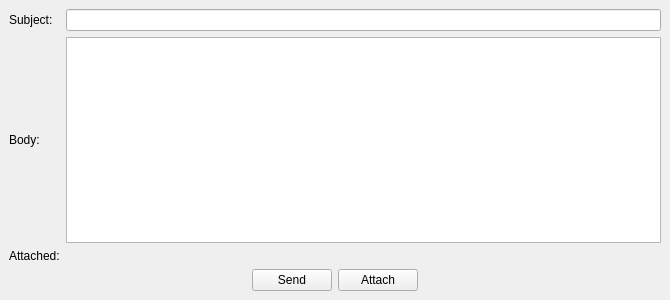
Before: the Qt Designer form Lab4/SMTPSender/mainwindow.ui in rodimov/NetworksLabs_SUT, drawn with Qt 5.
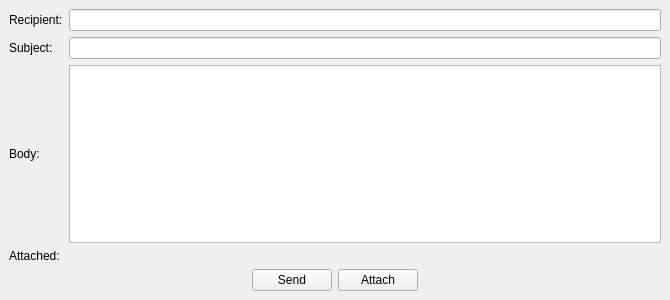
After: the same form once the commit is applied.

What changed in the file:
```diff
--- a/Lab4/SMTPSender/mainwindow.ui
+++ b/Lab4/SMTPSender/mainwindow.ui
@@ -15,41 +15,28 @@
   </property>
   <widget class="QWidget" name="centralwidget">
    <layout class="QGridLayout" name="gridLayout">
-    <item row="0" column="1">
-     <widget class="QLineEdit" name="subject"/>
-    </item>
-    <item row="0" column="0">
-     <widget class="QLabel" name="label">
-      <property name="text">
-       <string>Subject:</string>
-      </property>
-     </widget>
-    </item>
-    <item row="2" column="0">
+    <item row="3" column="0">
      <widget class="QLabel" name="label_3">
       <property name="text">
        <string>Attached:</string>
       </property>
      </widget>
     </item>
-    <item row="1" column="1">
-     <widget class="QTextEdit" name="body"/>
-    </item>
-    <item row="1" column="0">
+    <item row="2" column="0">
      <widget class="QLabel" name="label_2">
       <property name="text">
        <string>Body:</string>
       </property>
      </widget>
     </item>
-    <item row="2" column="1">
+    <item row="3" column="1">
      <widget class="QLabel" name="attached">
       <property name="text">
        <string/>
       </property>
      </widget>
     </item>
-    <item row="3" column="0" colspan="2">
+    <item row="4" column="0" colspan="2">
      <layout class="QHBoxLayout" name="horizontalLayout">
       <item>
        <spacer name="horizontalSpacer_2">
@@ -93,6 +80,29 @@
       </item>
      </layout>
     </item>
+    <item row="2" column="1">
+     <widget class="QTextEdit" name="body"/>
+    </item>
+    <item row="1" column="1">
+     <widget class="QLineEdit" name="subject"/>
+    </item>
+    <item row="1" column="0">
+     <widget class="QLabel" name="label">
+      <property name="text">
+       <string>Subject:</string>
+      </property>
+     </widget>
+    </item>
+    <item row="0" column="0">
+     <widget class="QLabel" name="label_4">
+      <property name="text">
+       <string>Recipient:</string>
+      </property>
+     </widget>
+    </item>
+    <item row="0" column="1">
+     <widget class="QLineEdit" name="recipient"/>
+    </item>
    </layout>
   </widget>
  </widget>
```
